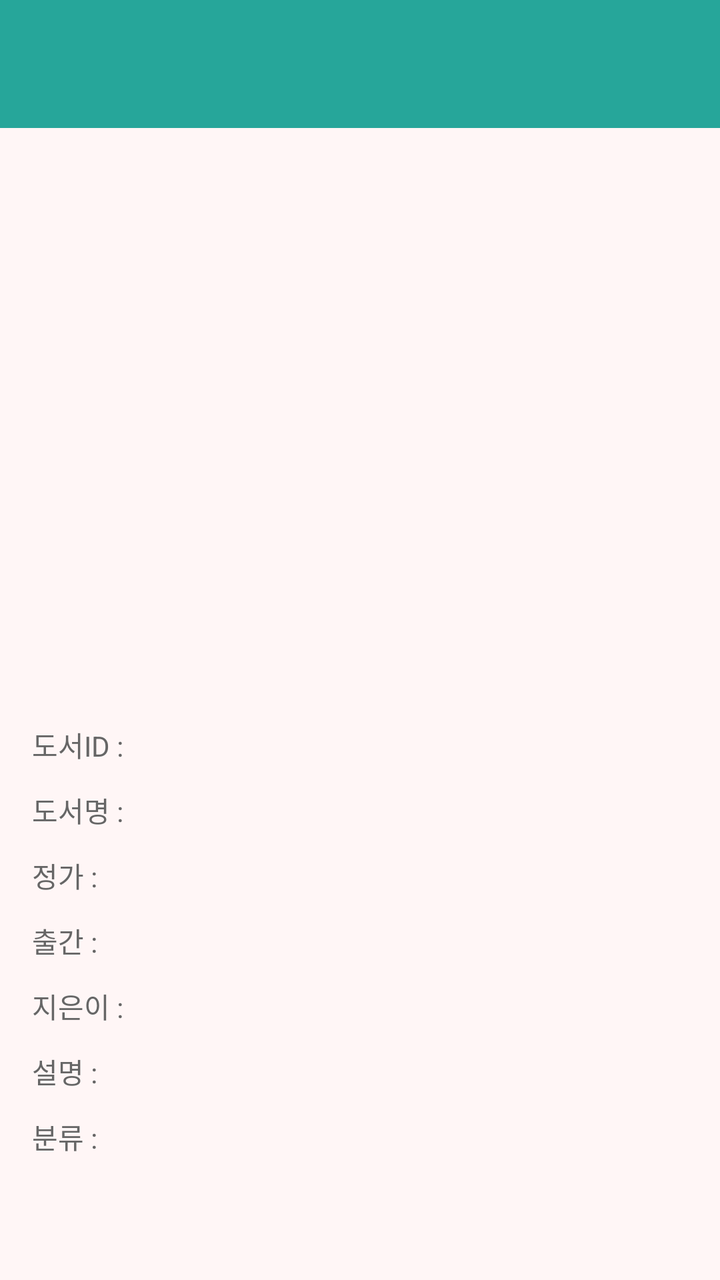
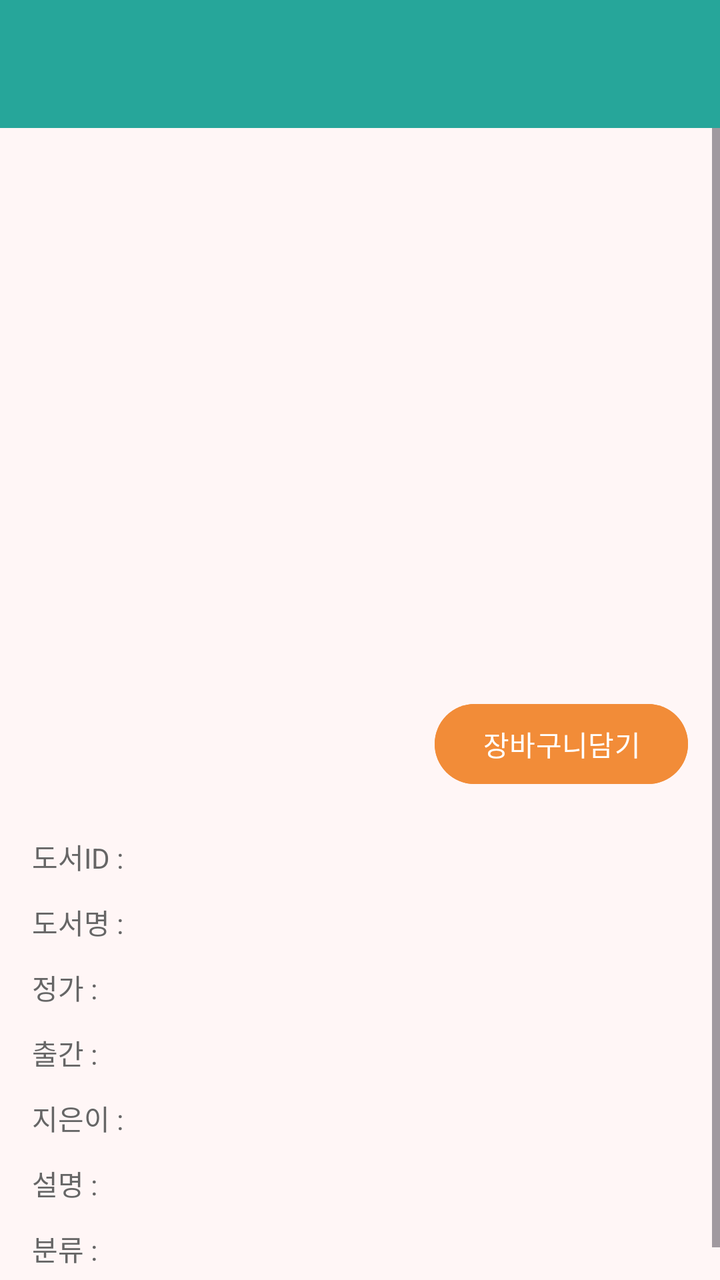

Two renders of the same Android screen: before a commit and after it. Below are the layout's source before the change and the commit's diff.
<!-- AndroidManifest.xml: application theme Theme.BookMarket -->
<!-- res/layout/activity_book_detail.xml -->
<?xml version="1.0" encoding="utf-8"?>
<LinearLayout xmlns:android="http://schemas.android.com/apk/res/android"
    xmlns:app="http://schemas.android.com/apk/res-auto"
    xmlns:tools="http://schemas.android.com/tools"
    android:id="@+id/main"
    android:layout_width="match_parent"
    android:layout_height="match_parent"
    android:background="#FFF6F6"
    android:orientation="vertical"
    tools:context=".BookDetailActivity">

    <androidx.appcompat.widget.Toolbar
        android:id="@+id/toolbar"
        android:layout_width="match_parent"
        android:layout_height="wrap_content"
        android:minHeight="?attr/actionBarSize"
        android:background="#26A69A"
        android:theme="@style/ThemeOverlay.Material3.Dark.ActionBar"
        app:popupTheme="@style/ThemeOverlay.Material3.Light"
        app:titleTextColor="#FFFFFF" />

    <ScrollView
        android:layout_width="match_parent"
        android:layout_height="0dp"
        android:layout_weight="1">

        <LinearLayout
            android:layout_width="match_parent"
            android:layout_height="wrap_content"
            android:orientation="vertical"
            android:padding="16dp">

            <ImageView
                android:id="@+id/detail_image"
                android:layout_width="match_parent"
                android:layout_height="260dp"
                android:contentDescription="도서 표지"
                android:scaleType="fitCenter" />

            
            <TableLayout
                android:layout_width="match_parent"
                android:layout_height="wrap_content"
                android:layout_marginTop="16dp"
                android:shrinkColumns="1">

                <TableRow android:paddingVertical="6dp">
                    <TextView android:paddingEnd="16dp" android:text="도서ID :" android:textColor="#666666" />
                    <TextView android:id="@+id/detail_id" />
                </TableRow>
                <TableRow android:paddingVertical="6dp">
                    <TextView android:paddingEnd="16dp" android:text="도서명 :" android:textColor="#666666" />
                    <TextView android:id="@+id/detail_title" android:textColor="#26A69A" android:textStyle="bold" />
                </TableRow>
                <TableRow android:paddingVertical="6dp">
                    <TextView android:paddingEnd="16dp" android:text="정가 :" android:textColor="#666666" />
                    <TextView android:id="@+id/detail_price" />
                </TableRow>
                <TableRow android:paddingVertical="6dp">
                    <TextView android:paddingEnd="16dp" android:text="출간 :" android:textColor="#666666" />
                    <TextView android:id="@+id/detail_date" />
                </TableRow>
                <TableRow android:paddingVertical="6dp">
                    <TextView android:paddingEnd="16dp" android:text="지은이 :" android:textColor="#666666" />
                    <TextView android:id="@+id/detail_author" />
                </TableRow>
                <TableRow android:paddingVertical="6dp">
                    <TextView android:paddingEnd="16dp" android:text="설명 :" android:textColor="#666666" />
                    <TextView android:id="@+id/detail_desc" />
                </TableRow>
                <TableRow android:paddingVertical="6dp">
                    <TextView android:paddingEnd="16dp" android:text="분류 :" android:textColor="#666666" />
                    <TextView android:id="@+id/detail_category" />
                </TableRow>
            </TableLayout>
        </LinearLayout>
    </ScrollView>
</LinearLayout>
<!-- resources referenced by this layout -->
<resources>
  <style name="Theme.BookMarket" parent="Base.Theme.BookMarket" />
  <style name="Base.Theme.BookMarket" parent="Theme.Material3.DayNight.NoActionBar">
          
          
      </style>
</resources>

<!-- the commit's change to res/layout/activity_book_detail.xml (unified diff, before → after) -->
@@ -36,6 +36,16 @@
                 android:layout_height="260dp"
                 android:contentDescription="도서 표지"
                 android:scaleType="fitCenter" />
+
+            <Button
+                android:id="@+id/btn_add_cart"
+                android:layout_width="wrap_content"
+                android:layout_height="wrap_content"
+                android:layout_gravity="end"
+                android:layout_marginTop="8dp"
+                android:backgroundTint="#F28C38"
+                android:text="장바구니담기"
+                android:textColor="#FFFFFF" />
 
             
             <TableLayout
